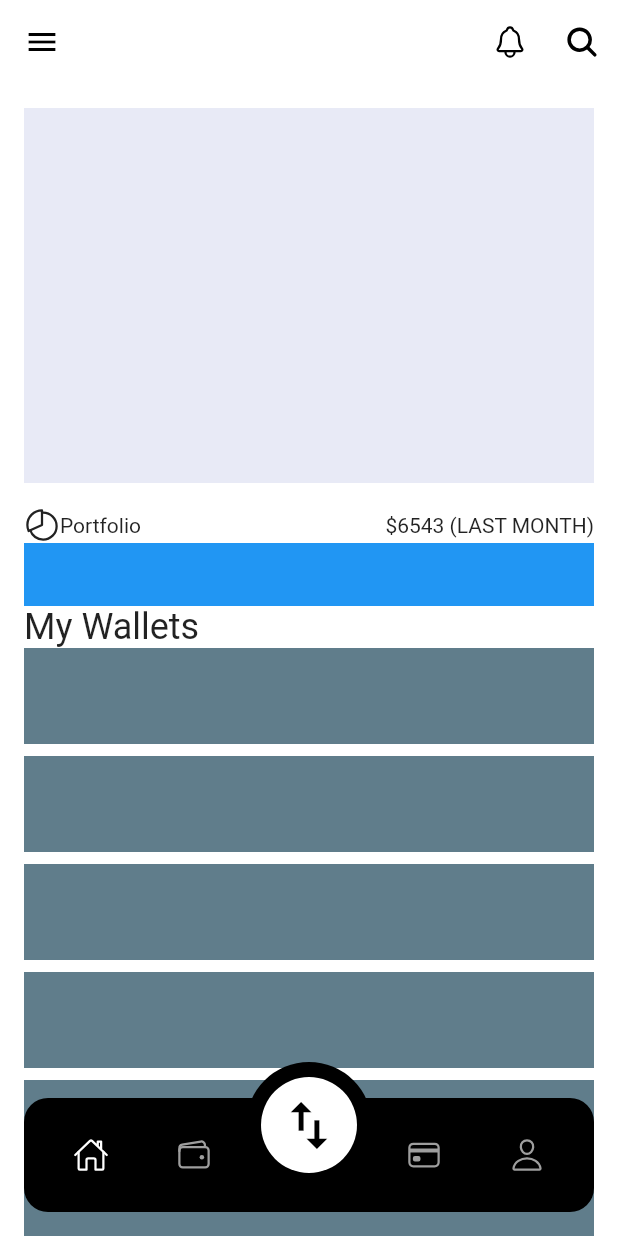
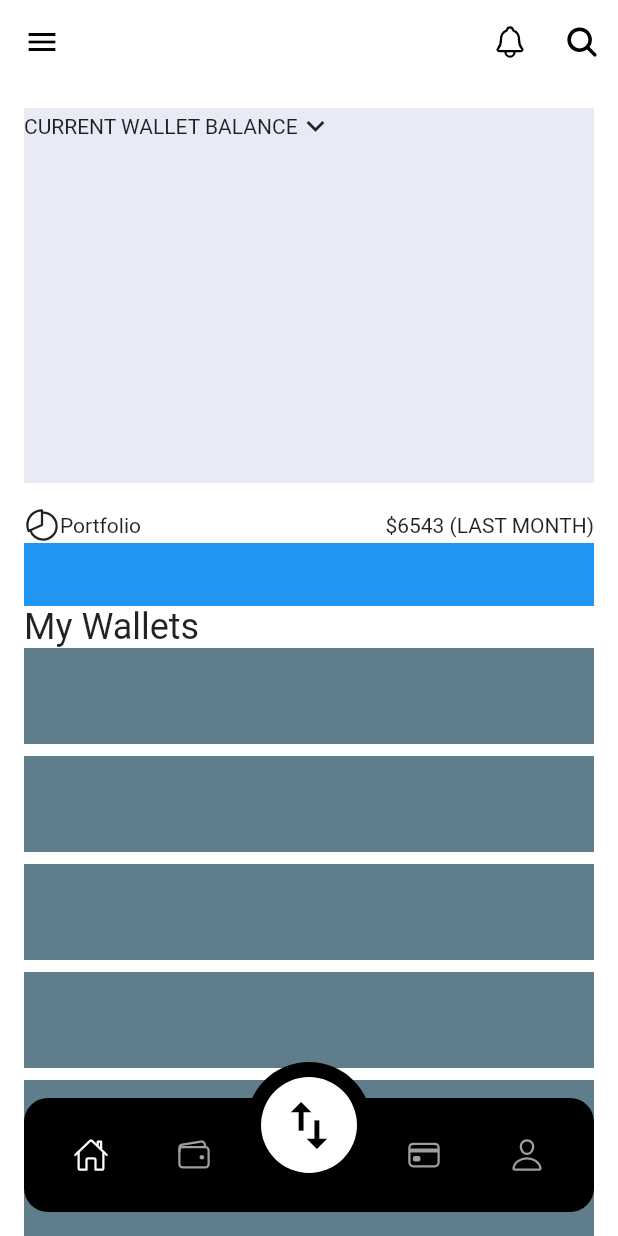
Before and after one commit to JAICHANGPARK/flutter_notebook_chapter_24, a Flutter app: the screen it shows after launch, on a phone screen of 412 x 824 dp. Run offline on Flutter 3.47's test engine with Material 2 defaults, Android fonts, the phone set to English and light mode, and no system bars; our stand-ins replace freezed_annotation, ionicons.

Commit message:
Update cwa_main_page.dart

```diff
--- a/lib/ep1357_crypto_wallet_app/view/cwa_main_page.dart
+++ b/lib/ep1357_crypto_wallet_app/view/cwa_main_page.dart
@@ -53,6 +53,20 @@ class _CryptoWalletAppMainPageState extends State<CryptoWalletAppMainPage> {
                   height: 250,
                   decoration: BoxDecoration(
                     color: Colors.indigo[50],
+                  ),
+                  child: Column(
+                    children: [
+                      Row(
+                        children: [
+                          Text(
+                            "CURRENT WALLET BALANCE",
+                          ),
+                          Icon(
+                            Icons.keyboard_arrow_down,
+                          )
+                        ],
+                      )
+                    ],
                   ),
                 ),
                 Row(
```
